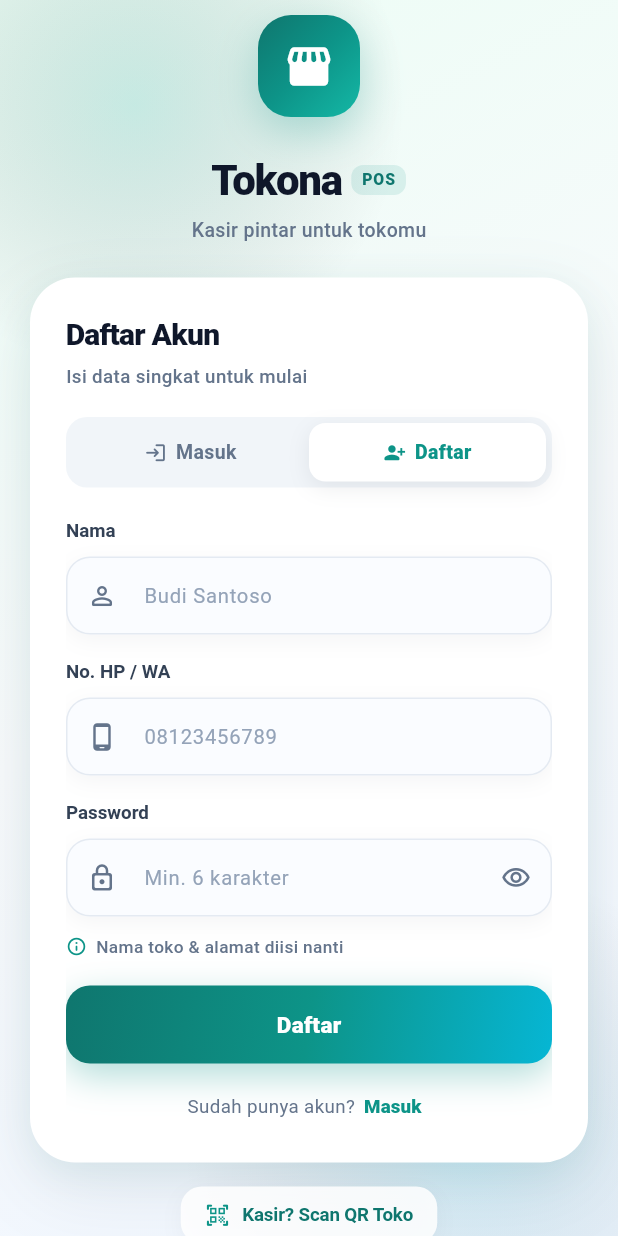
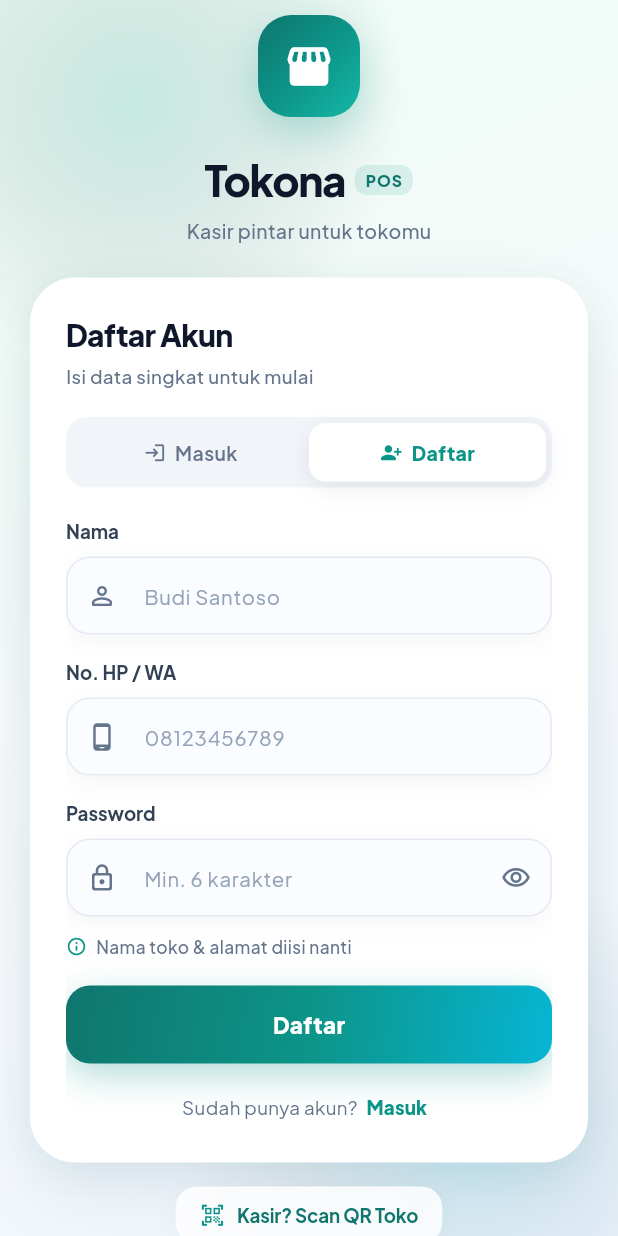
Before and after one commit to Updour/tokona-mobile, a Flutter app: the screen it shows after launch, on a phone screen of 412 x 824 dp. Run offline on Flutter 3.47's test engine with Material 3 defaults, Android fonts, the phone set to English and light mode, and no system bars; our stand-ins replace flutter_local_notifications, flutter_riverpod, image_picker, local_auth, qr_flutter, sqflite; missing offline and left inert: mobile_scanner, postgres; accounts and stored records are empty.

Commit message:
style(font): bundle Plus Jakarta Sans offline font and set as global app fontFamily

```diff
--- a/lib/core/theme/app_theme.dart
+++ b/lib/core/theme/app_theme.dart
@@ -10,6 +10,7 @@ class AppTheme {
   static ThemeData get lightTheme {
     return ThemeData(
       useMaterial3: true,
+      fontFamily: 'PlusJakartaSans',
       splashFactory: InkSparkle.splashFactory,
       splashColor: AppColors.primary.withValues(alpha: 0.07),
       highlightColor: AppColors.primary.withValues(alpha: 0.03),
```
Also changed, not shown: pubspec.yaml (+13 -0 lines), assets/fonts/PlusJakartaSans-Bold.ttf (added), assets/fonts/PlusJakartaSans-ExtraBold.ttf (added), assets/fonts/PlusJakartaSans-Medium.ttf (added), assets/fonts/PlusJakartaSans-Regular.ttf (added), assets/fonts/PlusJakartaSans-SemiBold.ttf (added).
